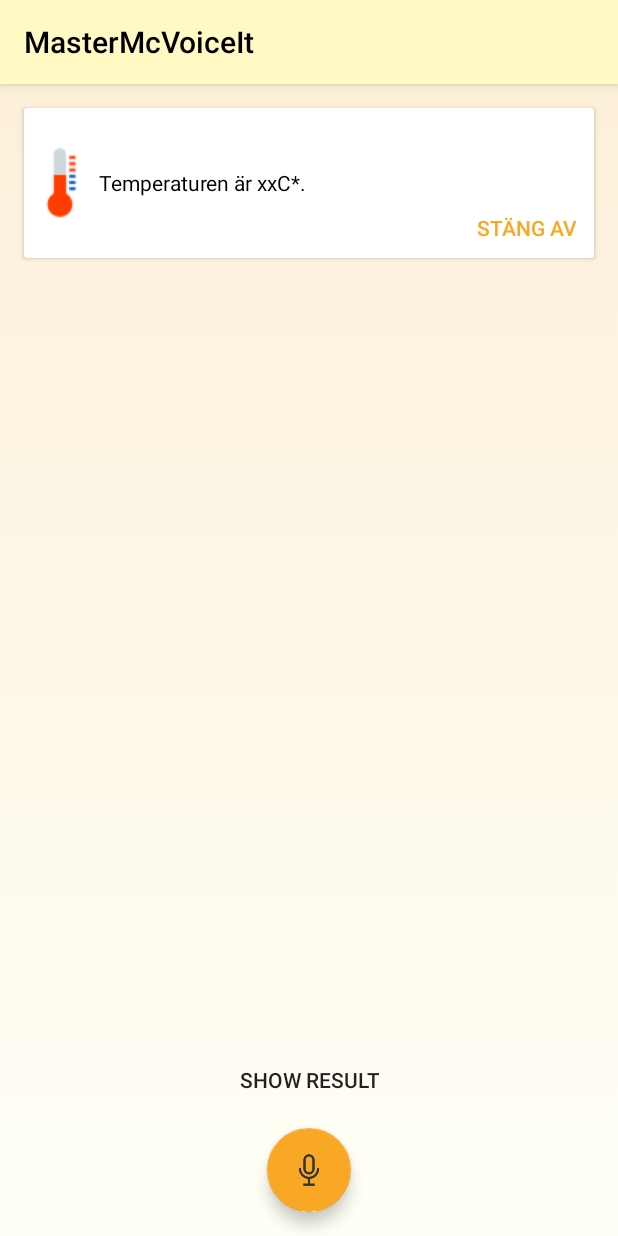
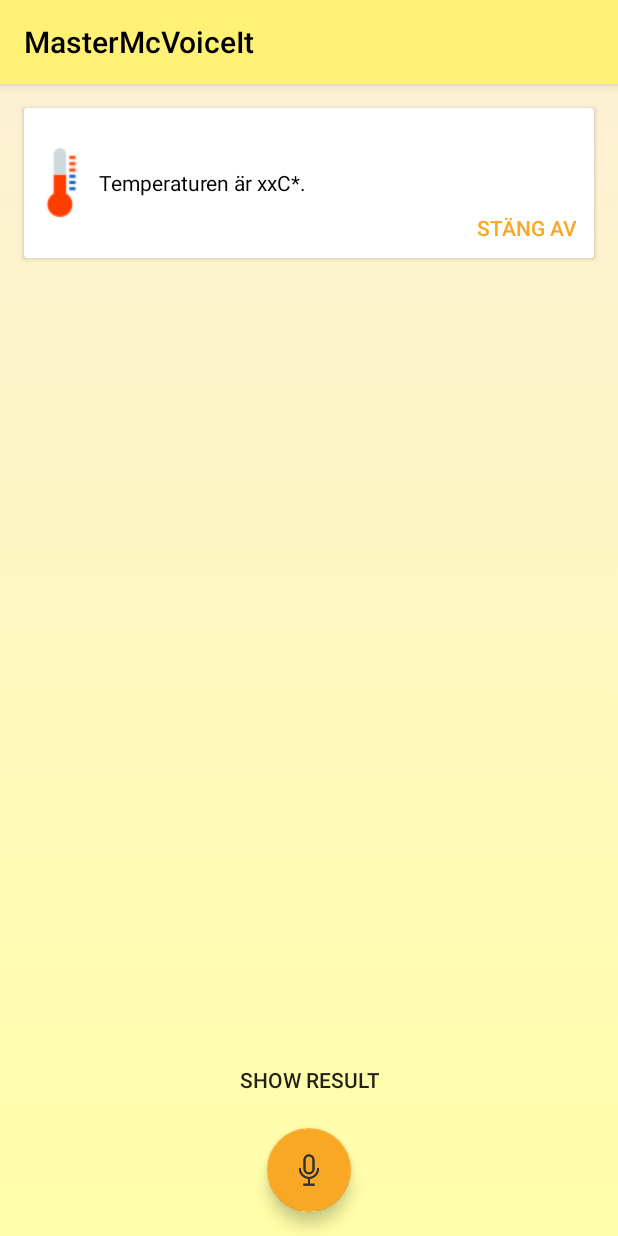
Before and after one commit to loafalkman/MasterMcVoiceIt, an Android app: the screen it shows after launch (MainActivity), on a phone screen of 412 x 824 dp. Run offline under Robolectric (Android 15) with nearby library versions, the phone set to English and light mode, and no system bars.

Commit message:
moore color!

```diff
--- a/app/src/main/res/values/colors.xml
+++ b/app/src/main/res/values/colors.xml
@@ -1,8 +1,8 @@
 <?xml version="1.0" encoding="utf-8"?>
 <resources>
-    <color name="primaryColor">#fff9c4</color>
-    <color name="primaryLightColor">#fffff7</color>
-    <color name="primaryDarkColor">#cbc693</color>
+    <color name="primaryColor">#fff176</color>
+    <color name="primaryLightColor">#ffffa8</color>
+    <color name="primaryDarkColor">#cabf45</color>
     <color name="secondaryColor">#f9a825</color>
     <color name="secondaryLightColor">#ffd95a</color>
     <color name="secondaryDarkColor">#c17900</color>
```
